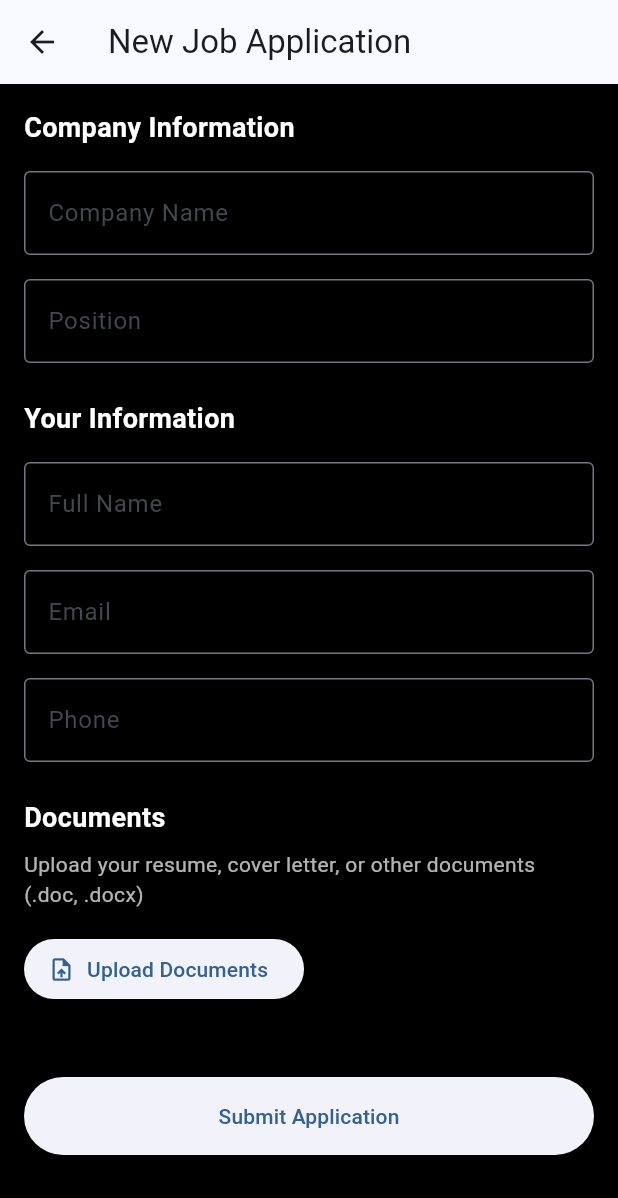
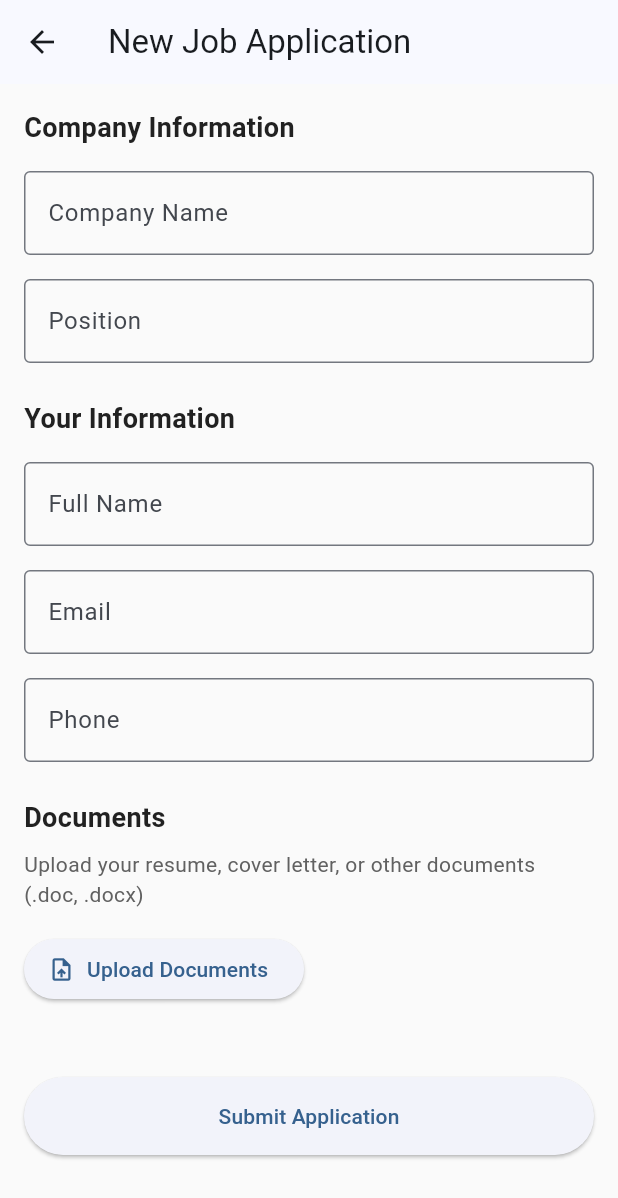
Before and after one commit to could-ai/019a4d1f-0839-78c0-83b2-17a4139abdc3, a Flutter app: the screen it shows after launch, after a tap on "New Application", on a phone screen of 412 x 824 dp. Shown: the top 1198 px of the screen. Run offline on Flutter 3.47's test engine with Material 3 defaults, Android fonts, the phone set to English and light mode, and no system bars; our stand-ins replace file_picker, open_file.

Commit message:
Changed the app title from 'Job Applications' to 'EncoreCareers' and updated the background color from black to a light grey (Colors.grey[50]) for better readability and a more professional, modern appearance.; Updated the home screen to reflect the new EncoreCareers branding in the app bar title. Changed text colors from white to dark grey (Colors.grey[900] for main heading, Colors.grey[700] for subtitle) for optimal visibility on the light background. Updated the handshake icon color to use the theme's primary color instead of white for better contrast.; Fixed the missing import for JobApplication model to resolve compilation errors. Changed the empty state text color from white to dark grey (Colors.grey[900]) for visibility on the light background. The cards and list items maintain their default styling which works well with the light theme.; Updated all section headers ('Company Information', 'Your Information', 'Documents'), the documents subtitle, and the 'Uploaded Documents' label to dark grey (Colors.grey[900] and Colors.grey[700]) for optimal visibility on the light background. This ensures all text is easily readable while maintaining professional styling.; Updated all section headers ('Company Information', 'Applicant Information', 'Uploaded Documents') and the application date text to dark grey (Colors.grey[900]) for optimal visibility on the light background. This ensures all text on the scaffold is easily readable while maintaining good contrast with the card contents.

```diff
--- a/usr/lib/main.dart
+++ b/usr/lib/main.dart
@@ -15,12 +15,12 @@ class JobApplicationApp extends StatelessWidget {
   @override
   Widget build(BuildContext context) {
     return MaterialApp(
-      title: 'Job Applications',
+      title: 'EncoreCareers',
       debugShowCheckedModeBanner: false,
       theme: ThemeData(
         colorScheme: ColorScheme.fromSeed(seedColor: Colors.blue),
         useMaterial3: true,
-        scaffoldBackgroundColor: Colors.black, // Set app-wide background to black
+        scaffoldBackgroundColor: Colors.grey[50], // Set app-wide background to light grey
       ),
       initialRoute: '/',
       routes: {
--- a/usr/lib/screens/application_form_screen.dart
+++ b/usr/lib/screens/application_form_screen.dart
@@ -147,12 +147,12 @@ class _ApplicationFormScreenState extends State<ApplicationFormScreen> {
           child: Column(
             crossAxisAlignment: CrossAxisAlignment.start,
             children: [
-              const Text(
+              Text(
                 'Company Information',
                 style: TextStyle(
                   fontSize: 18,
                   fontWeight: FontWeight.bold,
-                  color: Colors.white,
+                  color: Colors.grey[900],
                 ),
               ),
               const SizedBox(height: 16),
@@ -184,12 +184,12 @@ class _ApplicationFormScreenState extends State<ApplicationFormScreen> {
                 },
               ),
               const SizedBox(height: 24),
-              const Text(
+              Text(
                 'Your Information',
                 style: TextStyle(
                   fontSize: 18,
                   fontWeight: FontWeight.bold,
-                  color: Colors.white,
+                  color: Colors.grey[900],
                 ),
               ),
               const SizedBox(height: 16),
@@ -238,18 +238,18 @@ class _ApplicationFormScreenState extends State<ApplicationFormScreen> {
                 },
               ),
               const SizedBox(height: 24),
-              const Text(
+              Text(
                 'Documents',
                 style: TextStyle(
                   fontSize: 18,
                   fontWeight: FontWeight.bold,
-                  color: Colors.white,
+                  color: Colors.grey[900],
                 ),
               ),
               const SizedBox(height: 8),
-              const Text(
+              Text(
                 'Upload your resume, cover letter, or other documents (.doc, .docx)',
-                style: TextStyle(color: Colors.white70),
+                style: TextStyle(color: Colors.grey[700]),
               ),
               const SizedBox(height: 16),
               ElevatedButton.icon(
@@ -268,9 +268,9 @@ class _ApplicationFormScreenState extends State<ApplicationFormScreen> {
                 Column(
                   crossAxisAlignment: CrossAxisAlignment.start,
                   children: [
-                    const Text(
+                    Text(
                       'Uploaded Documents:',
-                      style: TextStyle(fontWeight: FontWeight.bold, color: Colors.white),
+                      style: TextStyle(fontWeight: FontWeight.bold, color: Colors.grey[900]),
                     ),
                     const SizedBox(height: 8),
                     ..._uploadedDocuments.asMap().entries.map((entry) {
--- a/usr/lib/screens/application_list_screen.dart
+++ b/usr/lib/screens/application_list_screen.dart
@@ -1,4 +1,5 @@
 import 'package:flutter/material.dart';
+import '../models/job_application.dart';
 
 class ApplicationListScreen extends StatefulWidget {
   const ApplicationListScreen({super.key});
@@ -59,11 +60,11 @@ class _ApplicationListScreenState extends State<ApplicationListScreen> {
                   color: Colors.grey,
                 ),
                 const SizedBox(height: 16),
-                const Text(
+                Text(
                   'No applications yet',
                   style: TextStyle(
                     fontSize: 20,
-                    color: Colors.white,
+                    color: Colors.grey[900],
                   ),
                 ),
                 const SizedBox(height: 16),
--- a/usr/lib/screens/home_screen.dart
+++ b/usr/lib/screens/home_screen.dart
@@ -8,7 +8,7 @@ class HomeScreen extends StatelessWidget {
   Widget build(BuildContext context) {
     return Scaffold(
       appBar: AppBar(
-        title: const Text('Job Applications'),
+        title: const Text('EncoreCareers'),
         centerTitle: true,
       ),
       body: Padding(
@@ -17,27 +17,27 @@ class HomeScreen extends StatelessWidget {
           mainAxisAlignment: MainAxisAlignment.center,
           crossAxisAlignment: CrossAxisAlignment.stretch,
           children: [
-            const Icon(
-              Icons.handshake, // Changed from Icons.work to Icons.handshake for a handshake logo
+            Icon(
+              Icons.handshake,
               size: 80,
-              color: Colors.white, // Changed color to white for visibility on black background
+              color: Theme.of(context).colorScheme.primary,
             ),
             const SizedBox(height: 20),
-            const Text(
-              'Welcome to Job Applications',
+            Text(
+              'Welcome to EncoreCareers',
               style: TextStyle(
                 fontSize: 24,
                 fontWeight: FontWeight.bold,
-                color: Colors.white, // Added white color for text visibility on black background
+                color: Colors.grey[900],
               ),
               textAlign: TextAlign.center,
             ),
             const SizedBox(height: 10),
-            const Text(
+            Text(
               'Manage your job applications and upload your documents',
               style: TextStyle(
                 fontSize: 16,
-                color: Colors.white70, // Slightly transparent white for subtitle on black background
+                color: Colors.grey[700],
               ),
               textAlign: TextAlign.center,
             ),
```
Also changed, not shown: usr/lib/screens/application_detail_screen.dart (+8 -8 lines).
